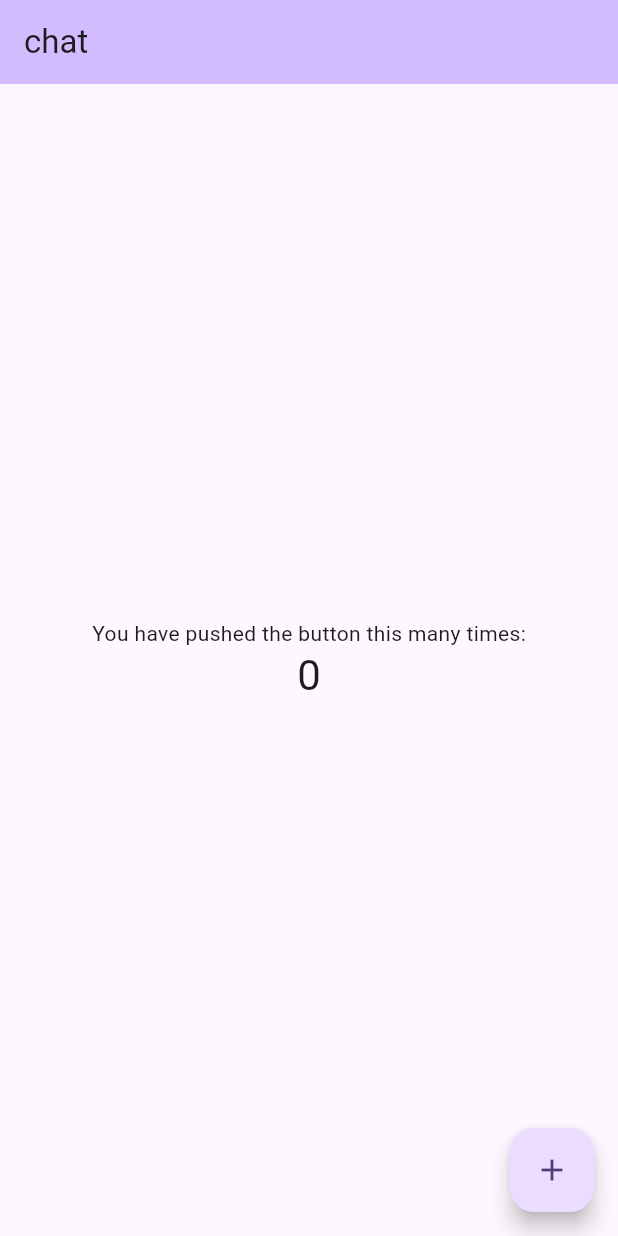
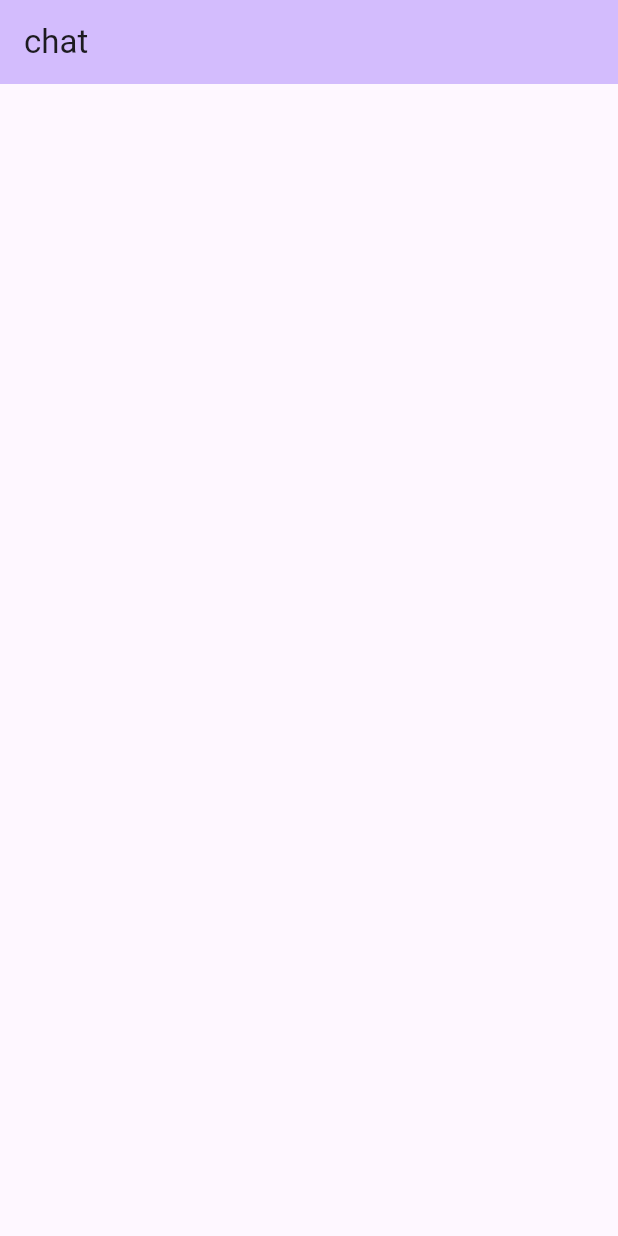
Before and after one commit to Nikorasukun/FlutterChat, a Flutter app: the screen it shows after launch, on a phone screen of 412 x 824 dp. Run offline on Flutter 3.47's test engine with Material 3 defaults, Android fonts, the phone set to English and light mode, and no system bars; our stand-ins replace flutter_chat_types, flutter_chat_ui.

Commit message:
cancellato un po' di codice inutile

```diff
--- a/lib/main.dart
+++ b/lib/main.dart
@@ -34,15 +34,6 @@ class SimpleChat extends StatelessWidget {
 class MyHomePage extends StatefulWidget {
   const MyHomePage({super.key, required this.title});
 
-  // This widget is the home page of your application. It is stateful, meaning
-  // that it has a State object (defined below) that contains fields that affect
-  // how it looks.
-
-  // This class is the configuration for the state. It holds the values (in this
-  // case the title) provided by the parent (in this case the App widget) and
-  // used by the build method of the State. Fields in a Widget subclass are
-  // always marked "final".
-
   final String title;
 
   @override
@@ -50,18 +41,11 @@ class MyHomePage extends StatefulWidget {
 }
 
 class _MyHomePageState extends State<MyHomePage> {
-  int _counter = 0;
 
-  void _incrementCounter() {
-    setState(() {
-      // This call to setState tells the Flutter framework that something has
-      // changed in this State, which causes it to rerun the build method below
-      // so that the display can reflect the updated values. If we changed
-      // _counter without calling setState(), then the build method would not be
-      // called again, and so nothing would appear to happen.
-      _counter++;
-    });
-  }
+  List<types.Message> _messaggi = [];
+  final _user = const types.User(
+    id: 'yhw34i87hy7e8rwchb8iweb9f734b97'
+  );
 
   @override
   Widget build(BuildContext context) {
@@ -81,40 +65,6 @@ class _MyHomePageState extends State<MyHomePage> {
         // the App.build method, and use it to set our appbar title.
         title: Text(widget.title),
       ),
-      body: Center(
-        // Center is a layout widget. It takes a single child and positions it
-        // in the middle of the parent.
-        child: Column(
-          // Column is also a layout widget. It takes a list of children and
-          // arranges them vertically. By default, it sizes itself to fit its
-          // children horizontally, and tries to be as tall as its parent.
-          //
-          // Column has various properties to control how it sizes itself and
-          // how it positions its children. Here we use mainAxisAlignment to
-          // center the children vertically; the main axis here is the vertical
-          // axis because Columns are vertical (the cross axis would be
-          // horizontal).
-          //
-          // TRY THIS: Invoke "debug painting" (choose the "Toggle Debug Paint"
-          // action in the IDE, or press "p" in the console), to see the
-          // wireframe for each widget.
-          mainAxisAlignment: MainAxisAlignment.center,
-          children: <Widget>[
-            const Text(
-              'You have pushed the button this many times:',
-            ),
-            Text(
-              '$_counter',
-              style: Theme.of(context).textTheme.headlineMedium,
-            ),
-          ],
-        ),
-      ),
-      floatingActionButton: FloatingActionButton(
-        onPressed: _incrementCounter,
-        tooltip: 'Increment',
-        child: const Icon(Icons.add),
-      ), // This trailing comma makes auto-formatting nicer for build methods.
     );
   }
 }
```
Also changed, not shown: 1 other file.
